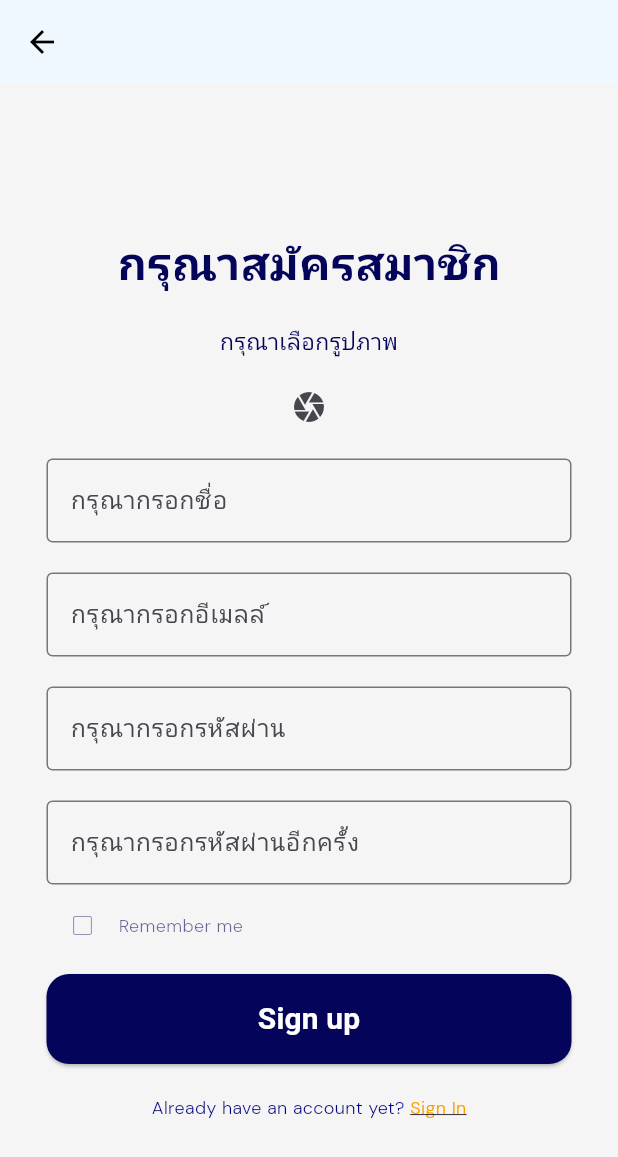
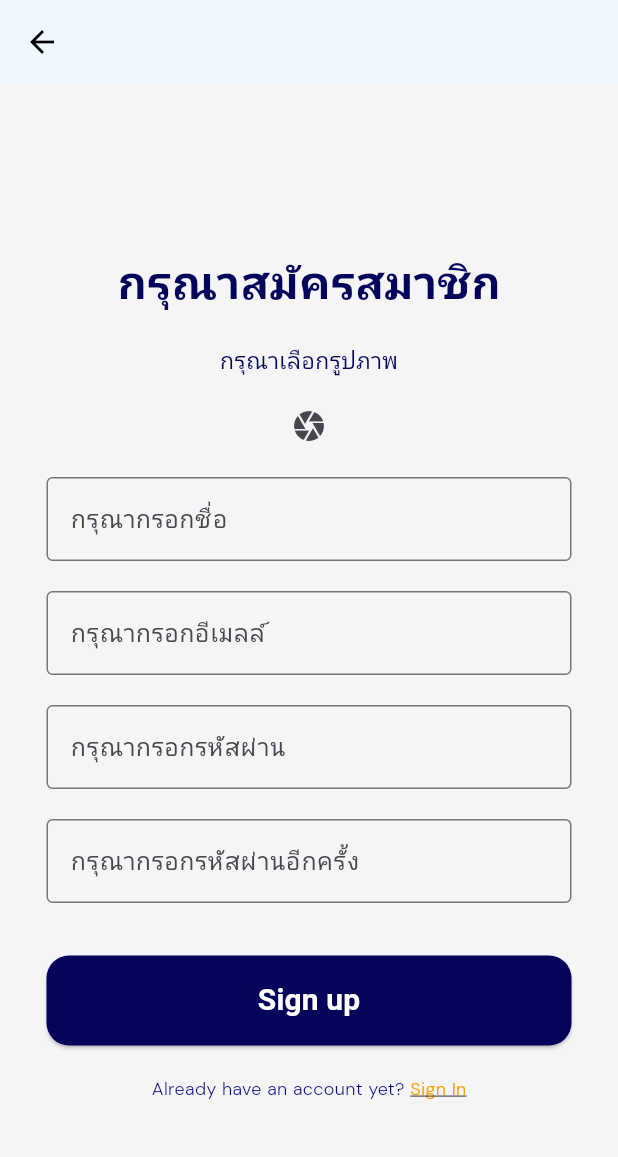
Before and after one commit to Sweetdixkk007/sw_eng, a Flutter app: the Register screen opened directly, on a phone screen of 412 x 824 dp. Shown: the top 1157 px of the screen. Run offline on Flutter 3.47's test engine with Material 3 defaults, Android fonts, the phone set to English and light mode, and no system bars; our stand-ins replace google_fonts, image_picker, page_transition, shared_preferences; missing offline and left inert: shared_preferences_web; accounts and stored records are empty.

Commit message:
Register update

```diff
--- a/lib/Screens/Register.dart
+++ b/lib/Screens/Register.dart
@@ -268,46 +268,6 @@ void attemptSignUp() async {
                   const SizedBox(
                     height: 15,
                   ),
-                  SizedBox(
-                    width: 350,
-                    child: Row(
-                      mainAxisAlignment: MainAxisAlignment.start,
-                      children: [
-                        SizedBox(
-                          height: MediaQuery.of(context).size.height * 0.03,
-                          child: Row(children: [
-                            Transform.scale(
-                              scale: 0.7,
-                              child: Checkbox(
-                                value: isChecked,
-                                activeColor:
-                                    const Color.fromARGB(255, 3, 4, 90),
-                                onChanged: (newBool) {
-                                  setState(() {
-                                    isChecked = newBool;
-                                  });
-                                },
-                                side: const BorderSide(
-                                  color: Color.fromARGB(103, 3, 4, 90),
-                                  width: 1,
-                                ),
-                              ),
-                            ),
-                            const SizedBox(
-                              width: 0,
-                            ),
-                            Text(
-                              "Remember me",
-                              style: GoogleFonts.dmSans(
-                                  fontSize: 12,
-                                  fontWeight: FontWeight.w300,
-                                  color: const Color.fromARGB(150, 3, 4, 90)),
-                            ),
-                          ]),
-                        ),
-                      ],
-                    ),
-                  ),
                   const SizedBox(
                     height: 20,
                   ),
```
